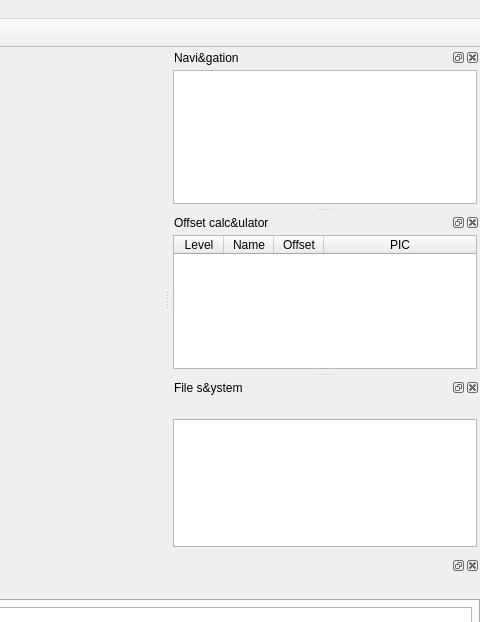
Above: forms/ide.ui from OpenCobolIDE/OpenCobolIDE before the change; both pictures show x 574 to 1054 and y 0 to 622 of the 1054 by 831 pixel window. Below: the same form after it.
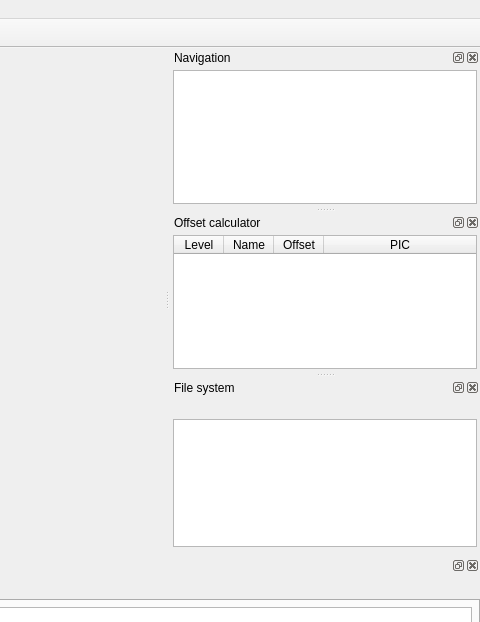
That is the form after the change. Icons and pictures are not drawn. Custom widgets are drawn as their Qt base class.

Commit message: Remove & from dock widget title

Diff of the .ui file:
```diff
--- a/forms/ide.ui
+++ b/forms/ide.ui
@@ -654,7 +654,7 @@
     <set>QDockWidget::AllDockWidgetFeatures</set>
    </property>
    <property name="windowTitle">
-    <string>Navi&amp;gation</string>
+    <string>Navigation</string>
    </property>
    <attribute name="dockWidgetArea">
     <number>2</number>
@@ -705,7 +705,7 @@
     </size>
    </property>
    <property name="windowTitle">
-    <string>Offset calc&amp;ulator</string>
+    <string>Offset calculator</string>
    </property>
    <attribute name="dockWidgetArea">
     <number>2</number>
@@ -795,7 +795,7 @@
     </size>
    </property>
    <property name="windowTitle">
-    <string>File s&amp;ystem</string>
+    <string>File system</string>
    </property>
    <attribute name="dockWidgetArea">
     <number>2</number>
```
Left out of the diff: 2 changed lines with no effect on the pictures. The commit also changes 2 other files.
